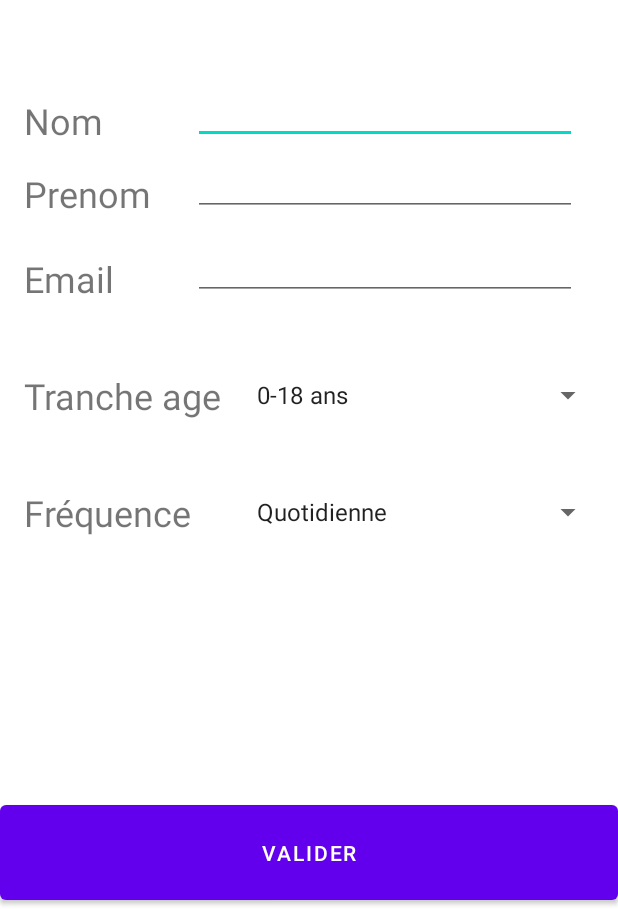
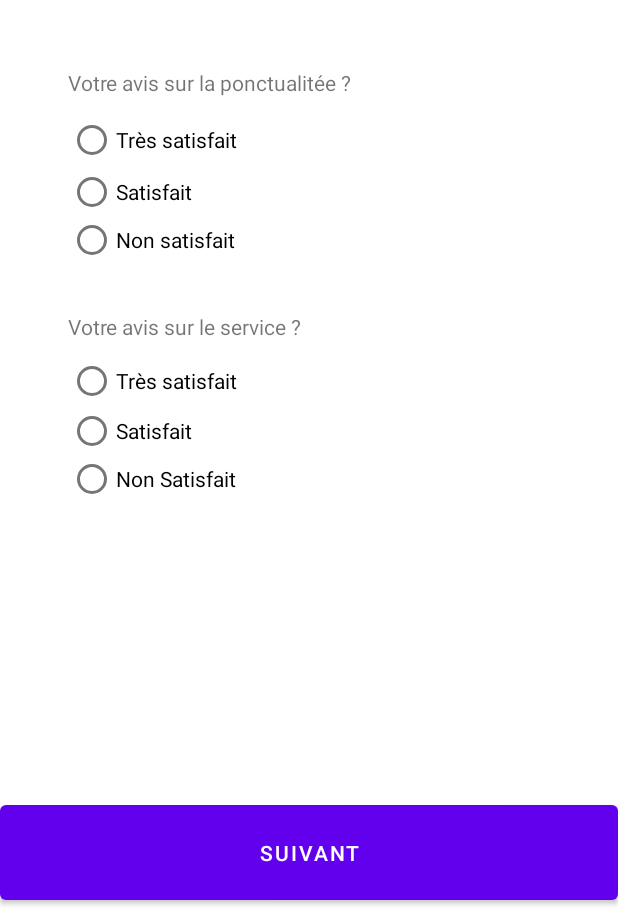
Before and after one commit to NicolasDroesch/COURS_MyEnqueteSNCF2A, an Android app: the InscriptionActivity screen opened directly, with no data from a screen before it, after a tap on "VALIDER", on a phone screen of 412 x 824 dp, the part 327-1236 px from its top. Run offline under Robolectric (Android 15) with nearby library versions, the phone set to English and light mode, and no system bars; 1 statement that could not run was skipped.

Commit message:
Un nouveau commit

```diff
--- a/app/src/main/AndroidManifest.xml
+++ b/app/src/main/AndroidManifest.xml
@@ -9,6 +9,9 @@
         android:roundIcon="@mipmap/ic_launcher_round"
         android:supportsRtl="true"
         android:theme="@style/Theme.MyEnqueteSNCF2A">
+        <activity
+            android:name=".Page1Activity"
+            android:exported="false" />
         <activity
             android:name=".InscriptionActivity"
             android:exported="false" />
--- a/app/src/main/java/com/example/myenquetesncf2a/InscriptionActivity.java
+++ b/app/src/main/java/com/example/myenquetesncf2a/InscriptionActivity.java
@@ -2,12 +2,14 @@ package com.example.myenquetesncf2a;
 
 import androidx.appcompat.app.AppCompatActivity;
 
+import android.content.Intent;
 import android.os.Bundle;
 import android.view.View;
 import android.widget.ArrayAdapter;
 import android.widget.Button;
 import android.widget.EditText;
 import android.widget.Spinner;
+import android.widget.Toast;
 
 import java.util.ArrayList;
 
@@ -49,12 +51,32 @@ public class InscriptionActivity extends AppCompatActivity implements View.OnCli
         lesFrequences.add("Annuelle");
         unAdapter = new ArrayAdapter(this, android.R.layout.simple_spinner_item, lesFrequences);
         this.spFrequence.setAdapter(unAdapter);
-
-
     }
 
     @Override
     public void onClick(View v) {
 
+        if(v.getId() == R.id.Valider)
+        {
+            String email = this.txtEmail.getText().toString();
+            String nom = this.txtPrenom.getText().toString();
+            String prenom = this.txtNom.getText().toString();
+
+            String age = this.spAge.getSelectedItem().toString();
+            String frequence = this.spFrequence.getSelectedItem().toString();
+
+            //instanciation de la classe cnadidat a l'enquete
+
+            //passage a la premiere page de l'enquete.
+            Intent unIntent = new Intent(this, Page1Activity.class);
+            String rer = this.getIntent().getStringExtra("rer").toString();
+
+            unIntent.putExtra("rer", rer);
+            unIntent.putExtra("email", email);
+
+            Toast.makeText(this, "Bienvenue " + nom + prenom,Toast.LENGTH_LONG).show();
+
+            this.startActivity(unIntent);
+        }
     }
 }
--- /dev/null
+++ b/app/src/main/java/com/example/myenquetesncf2a/Page1Activity.java
@@ -0,0 +1,14 @@
+package com.example.myenquetesncf2a;
+
+import androidx.appcompat.app.AppCompatActivity;
+
+import android.os.Bundle;
+
+public class Page1Activity extends AppCompatActivity {
+
+    @Override
+    protected void onCreate(Bundle savedInstanceState) {
+        super.onCreate(savedInstanceState);
+        setContentView(R.layout.activity_page1);
+    }
+}
--- a/app/src/main/res/layout/activity_inscription.xml
+++ b/app/src/main/res/layout/activity_inscription.xml
@@ -9,36 +9,37 @@
     <EditText
         android:id="@+id/name"
         android:layout_width="256dp"
-        android:layout_height="32dp"
+        android:layout_height="45dp"
         android:layout_marginStart="60dp"
         android:ems="10"
         android:inputType="textPersonName"
-        app:layout_constraintStart_toEndOf="@+id/textView"
-        app:layout_constraintTop_toTopOf="@+id/textView" />
+        android:textSize="13sp"
+        app:layout_constraintBottom_toBottomOf="@+id/textView"
+        app:layout_constraintStart_toEndOf="@+id/textView" />
 
     <EditText
         android:id="@+id/email"
         android:layout_width="256dp"
-        android:layout_height="32dp"
-        android:layout_marginTop="24dp"
+        android:layout_height="45dp"
         android:ems="10"
         android:inputType="textPersonName"
+        android:textSize="13sp"
+        app:layout_constraintBottom_toBottomOf="@+id/textView4"
         app:layout_constraintEnd_toEndOf="@+id/name"
         app:layout_constraintHorizontal_bias="0.0"
-        app:layout_constraintStart_toStartOf="@+id/prenom"
-        app:layout_constraintTop_toBottomOf="@+id/prenom" />
+        app:layout_constraintStart_toStartOf="@+id/prenom" />
 
     <EditText
         android:id="@+id/prenom"
         android:layout_width="256dp"
-        android:layout_height="32dp"
-        android:layout_marginTop="16dp"
+        android:layout_height="45dp"
         android:ems="10"
         android:inputType="textPersonName"
+        android:textSize="13sp"
+        app:layout_constraintBottom_toBottomOf="@+id/textView6"
         app:layout_constraintEnd_toEndOf="@+id/name"
-        app:layout_constraintHorizontal_bias="1.0"
-        app:layout_constraintStart_toStartOf="@+id/name"
-        app:layout_constraintTop_toBottomOf="@+id/name" />
+        app:layout_constraintHorizontal_bias="0.0"
+        app:layout_constraintStart_toStartOf="@+id/name" />
 
     <ImageButton
         android:id="@+id/imageButton"
@@ -90,7 +91,7 @@
         android:layout_width="wrap_content"
         android:layout_height="wrap_content"
         android:layout_marginStart="16dp"
-        android:layout_marginTop="24dp"
+        android:layout_marginTop="16dp"
         android:text="Email"
         android:textSize="24sp"
         app:layout_constraintStart_toStartOf="parent"
--- /dev/null
+++ b/app/src/main/res/layout/activity_page1.xml
@@ -0,0 +1,105 @@
+<?xml version="1.0" encoding="utf-8"?>
+<androidx.constraintlayout.widget.ConstraintLayout xmlns:android="http://schemas.android.com/apk/res/android"
+    xmlns:app="http://schemas.android.com/apk/res-auto"
+    xmlns:tools="http://schemas.android.com/tools"
+    android:layout_width="match_parent"
+    android:layout_height="match_parent"
+    tools:context=".Page1Activity">
+
+    <ImageButton
+        android:id="@+id/imageButton2"
+        android:layout_width="302dp"
+        android:layout_height="162dp"
+        android:background="@drawable/logo"
+        android:scaleType="centerInside"
+        app:layout_constraintEnd_toEndOf="parent"
+        app:layout_constraintHorizontal_bias="0.495"
+        app:layout_constraintStart_toStartOf="parent"
+        app:layout_constraintTop_toTopOf="parent"
+        app:srcCompat="@drawable/logo" />
+
+    <TextView
+        android:id="@+id/textView2"
+        android:layout_width="wrap_content"
+        android:layout_height="wrap_content"
+        android:layout_marginStart="45dp"
+        android:layout_marginTop="45dp"
+        android:text="Votre avis sur la ponctualitée ?"
+        app:layout_constraintStart_toStartOf="parent"
+        app:layout_constraintTop_toBottomOf="@+id/imageButton2" />
+
+    <TextView
+        android:id="@+id/textView7"
+        android:layout_width="wrap_content"
+        android:layout_height="wrap_content"
+        android:layout_marginTop="20dp"
+        android:text="Votre avis sur le service ?"
+        app:layout_constraintStart_toStartOf="@+id/PonctualiGroup"
+        app:layout_constraintTop_toBottomOf="@+id/PonctualiGroup" />
+
+    <RadioGroup
+        android:id="@+id/PonctualiGroup"
+        android:layout_width="300dp"
+        android:layout_height="113dp"
+        android:layout_marginTop="10dp"
+        app:layout_constraintStart_toStartOf="@+id/textView2"
+        app:layout_constraintTop_toBottomOf="@+id/textView2">
+
+        <RadioButton
+            android:id="@+id/Ponctua1"
+            android:layout_width="138dp"
+            android:layout_height="37dp"
+            android:text="Très satisfait" />
+
+        <RadioButton
+            android:id="@+id/radioButton2"
+            android:layout_width="140dp"
+            android:layout_height="32dp"
+            android:text="Satisfait" />
+
+        <RadioButton
+            android:id="@+id/radioButton3"
+            android:layout_width="141dp"
+            android:layout_height="32dp"
+            android:text="Non satisfait" />
+
+    </RadioGroup>
+
+    <RadioGroup
+        android:id="@+id/ServiceGroup"
+        android:layout_width="296dp"
+        android:layout_height="126dp"
+        android:layout_marginTop="10dp"
+        app:layout_constraintStart_toStartOf="@+id/textView7"
+        app:layout_constraintTop_toBottomOf="@+id/textView7">
+
+        <RadioButton
+            android:id="@+id/radioButton4"
+            android:layout_width="match_parent"
+            android:layout_height="33dp"
+            android:text="Très satisfait" />
+
+        <RadioButton
+            android:id="@+id/radioButton5"
+            android:layout_width="match_parent"
+            android:layout_height="33dp"
+            android:text="Satisfait" />
+
+        <RadioButton
+            android:id="@+id/radioButton6"
+            android:layout_width="match_parent"
+            android:layout_height="30dp"
+            android:text="Non Satisfait" />
+
+    </RadioGroup>
+
+    <Button
+        android:id="@+id/button"
+        android:layout_width="match_parent"
+        android:layout_height="75dp"
+        android:text="Suivant"
+        app:layout_constraintBottom_toBottomOf="parent"
+        app:layout_constraintEnd_toEndOf="parent"
+        app:layout_constraintStart_toStartOf="parent" />
+
+</androidx.constraintlayout.widget.ConstraintLayout>
```
